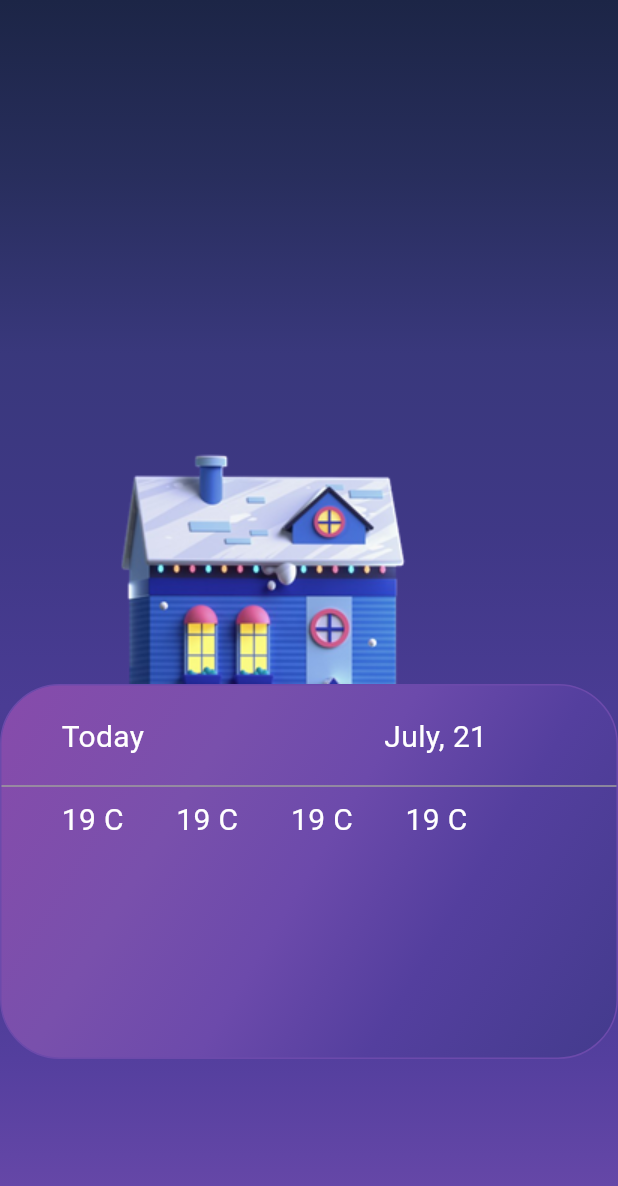
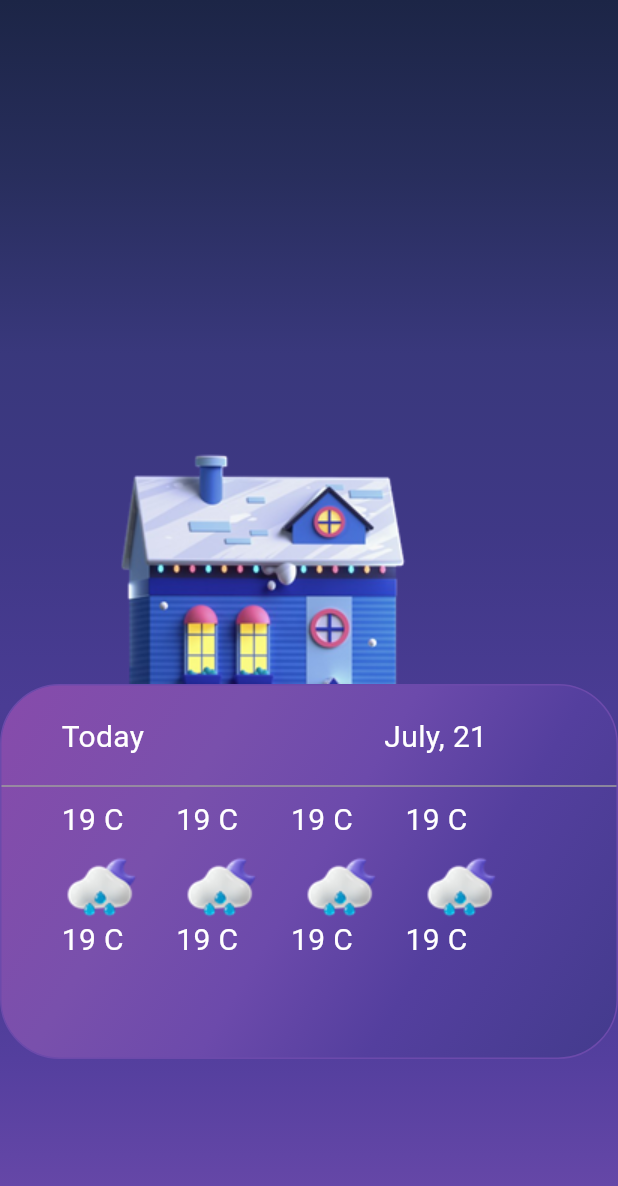
Before and after one commit to adeenazara2002/Weather-Forecast-App, a Flutter app: the Home screen opened directly, on a phone screen of 412 x 824 dp. Shown: the top 1186 px of the screen. Run offline on Flutter 3.47's test engine with Material 3 defaults, Android fonts, the phone set to English and light mode, and no system bars.

Commit message:
Home Screen

```diff
--- a/lib/Screens/home.dart
+++ b/lib/Screens/home.dart
@@ -98,7 +98,7 @@ class Home extends StatelessWidget {
 
                             // === scrollable container ===
                             Container(
-                              child: Stack(
+                              child: Column(
                                 children: [
                                   Row(
                                     children: [
@@ -146,7 +146,83 @@ class Home extends StatelessWidget {
                                         ),
                                       ),
                                     ],
-                                  )
+                                  ),
+
+                                  // === SECOND ROW ===
+
+                                  SizedBox(height: 10,),
+
+                                  Row(
+                                    children: [
+                                      Padding(
+                                          padding: EdgeInsets.only(left: 40)),
+                                       Image.asset('assets/images/moonCloud.png'),
+                                      SizedBox(
+                                        width: 30,
+                                      ),
+                                       Image.asset('assets/images/moonCloud.png'),
+
+                                      SizedBox(
+                                        width: 30,
+                                      ),
+                                       Image.asset('assets/images/moonCloud.png'),
+
+                                      SizedBox(
+                                        width: 30,
+                                      ),
+                                       Image.asset('assets/images/moonCloud.png'),
+
+                                    ],
+                                  ),
+
+                                  // === THIRD ROW ===
+                                  Row(
+                                    children: [
+                                      Padding(
+                                          padding: EdgeInsets.only(left: 40)),
+                                      Text(
+                                        '19 C',
+                                        style: TextStyle(
+                                          color: Colors.white,
+                                          fontSize: 20,
+                                          fontWeight: FontWeight.w400,
+                                        ),
+                                      ),
+                                      SizedBox(
+                                        width: 35,
+                                      ),
+                                      Text(
+                                        '19 C',
+                                        style: TextStyle(
+                                          color: Colors.white,
+                                          fontSize: 20,
+                                          fontWeight: FontWeight.w400,
+                                        ),
+                                      ),
+                                      SizedBox(
+                                        width: 35,
+                                      ),
+                                      Text(
+                                        '19 C',
+                                        style: TextStyle(
+                                          color: Colors.white,
+                                          fontSize: 20,
+                                          fontWeight: FontWeight.w400,
+                                        ),
+                                      ),
+                                      SizedBox(
+                                        width: 35,
+                                      ),
+                                      Text(
+                                        '19 C',
+                                        style: TextStyle(
+                                          color: Colors.white,
+                                          fontSize: 20,
+                                          fontWeight: FontWeight.w400,
+                                        ),
+                                      ),
+                                    ],
+                                  ),
                                 ],
                               ),
                             )
```
Also changed, not shown: assets/images/moonCloud.png (added).
